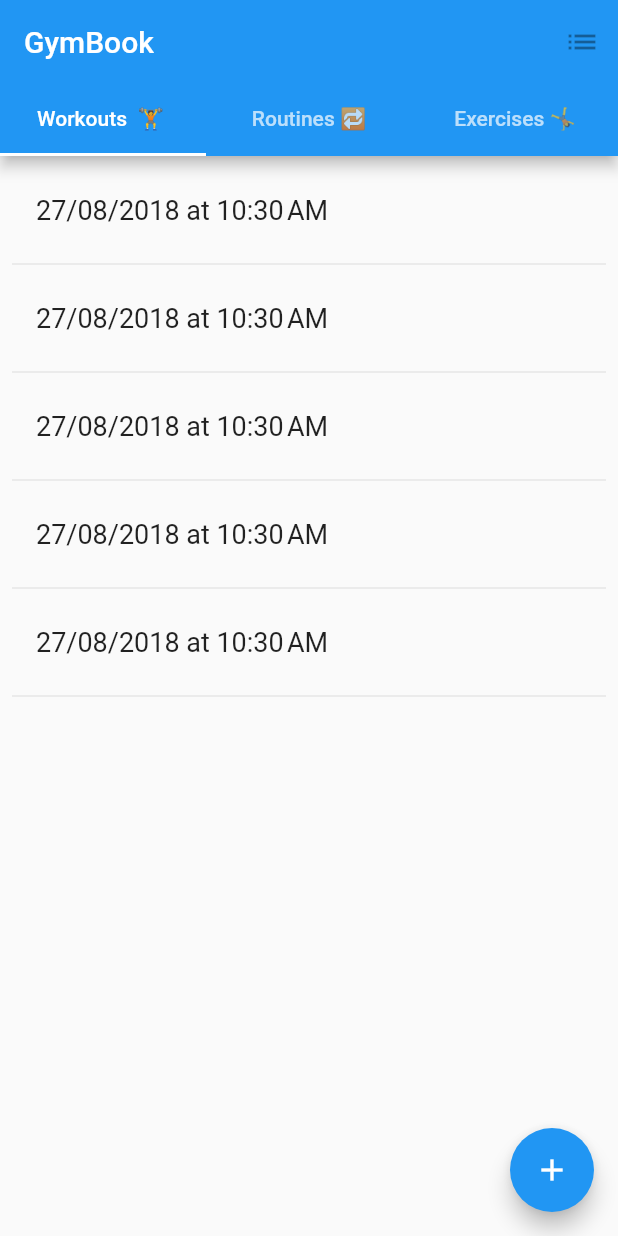
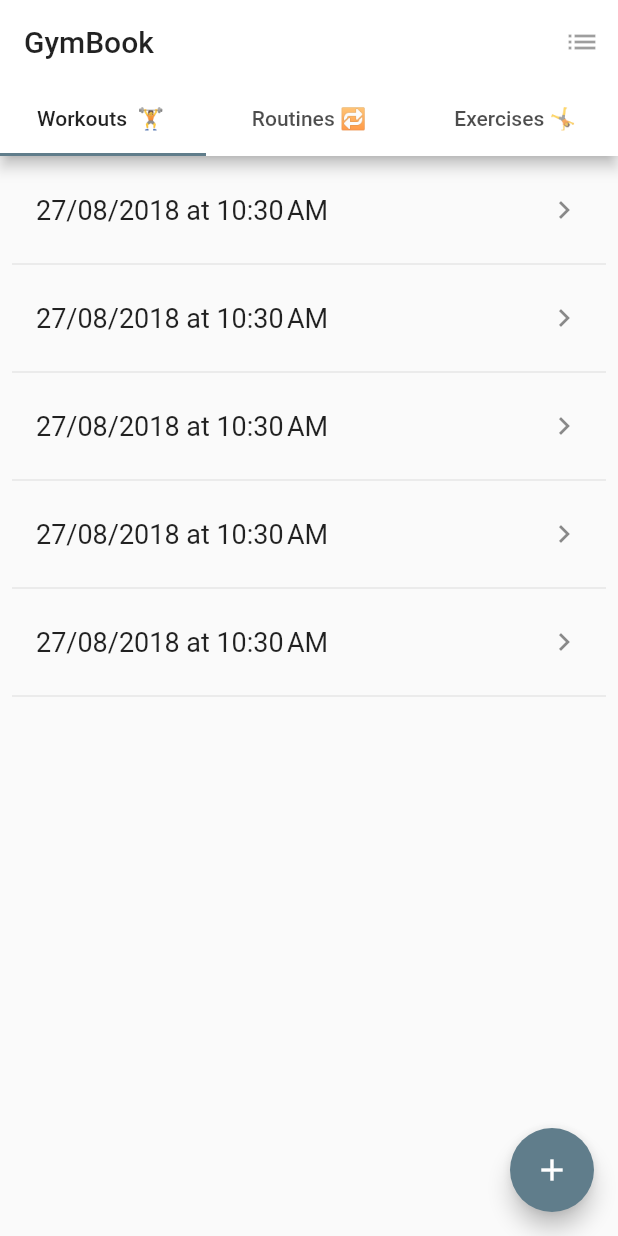
Before and after one commit to FreddieBrown/GymBook, a Flutter app: the screen it shows after launch, on a phone screen of 412 x 824 dp. Run offline on Flutter 3.47's test engine with Material 2 defaults, Android fonts, the phone set to English and light mode, and no system bars; our stand-ins replace sqflite; accounts and stored records are empty.

Commit message:
Changed colour pallet

```diff
--- a/lib/ExerciseList.dart
+++ b/lib/ExerciseList.dart
@@ -84,6 +84,7 @@ class ExercisesListState extends State<ExercisesList>{
         h['name'],
         style: _biggerFont,
       ),
+      trailing: new Icon(Icons.keyboard_arrow_right),
       onTap: () {
         setState(() {
           print("Hello");
--- a/lib/RoutineList.dart
+++ b/lib/RoutineList.dart
@@ -88,6 +88,7 @@ class RoutineListState extends State<RoutineList>{
       subtitle: Text(
         "Predicted Time: $e mins",
       ),
+      trailing: new Icon(Icons.keyboard_arrow_right),
       onTap: () {
         setState(() {
           print("Hello");
--- a/lib/HomeList.dart
+++ b/lib/WorkoutList.dart
@@ -7,18 +7,18 @@ import 'WorkoutDetail.dart';
 
 final _biggerFont = const TextStyle(fontSize: 18.0);
 
-class HomeList extends StatefulWidget{
+class WorkoutList extends StatefulWidget{
   Database _db;
   HomeList({Database db = null}){
     db = _db;
   }
 
   @override
-  HomeListState createState() => new HomeListState();
+  WorkoutListState createState() => new WorkoutListState();
 }
 /// This is used to describe the state of the homeList StatefulWidget. It uses
 /// _workouts() as its body.
-class HomeListState extends State<HomeList> {
+class WorkoutListState extends State<WorkoutList> {
   var _num = 10;
   @override
   Widget build(BuildContext context) {
@@ -59,6 +59,7 @@ class HomeListState extends State<HomeList> {
         text,
         style: _biggerFont,
       ),
+      trailing: new Icon(Icons.keyboard_arrow_right),
       onTap: () {
         setState(() {
           print("Hello");
--- a/lib/main.dart
+++ b/lib/main.dart
@@ -1,7 +1,7 @@
 import 'package:flutter/material.dart';
 import 'package:intl/intl.dart';
 import 'database/database.dart';
-import 'HomeList.dart';
+import 'WorkoutList.dart';
 import 'RoutineList.dart';
 import 'ExerciseList.dart';
 import 'package:sqflite/sqflite.dart';
@@ -24,9 +24,9 @@ class GymBook extends StatelessWidget {
       debugShowCheckedModeBanner: false,
       title: 'Gym Book',
       theme: new ThemeData(
-        primarySwatch: Colors.blue,// Add the 3 lines from here...
-//        primaryColor: Colors.red,
-        accentColor: Colors.blue,
+//        primarySwatch: Colors.white,// Add the 3 lines from here...
+        primaryColor: Colors.white,
+        accentColor: Colors.blueGrey,
 //        dividerColor: Colors.red,
       ),
 //      home: new MyHomePage(title: 'GymBook'),
@@ -52,7 +52,7 @@ class GymBook extends StatelessWidget {
           ),
           body: TabBarView(
             children: [
-              HomeList(),
+              WorkoutList(),
               RoutineList(),
               ExercisesList(),
             ],
```
Also changed, not shown: lib/FormMaker.dart (+4 -3 lines), lib/newExercise.dart (+28 -6 lines), lib/newRoutine.dart (+25 -5 lines), lib/newWorkout.dart (+24 -5 lines).
